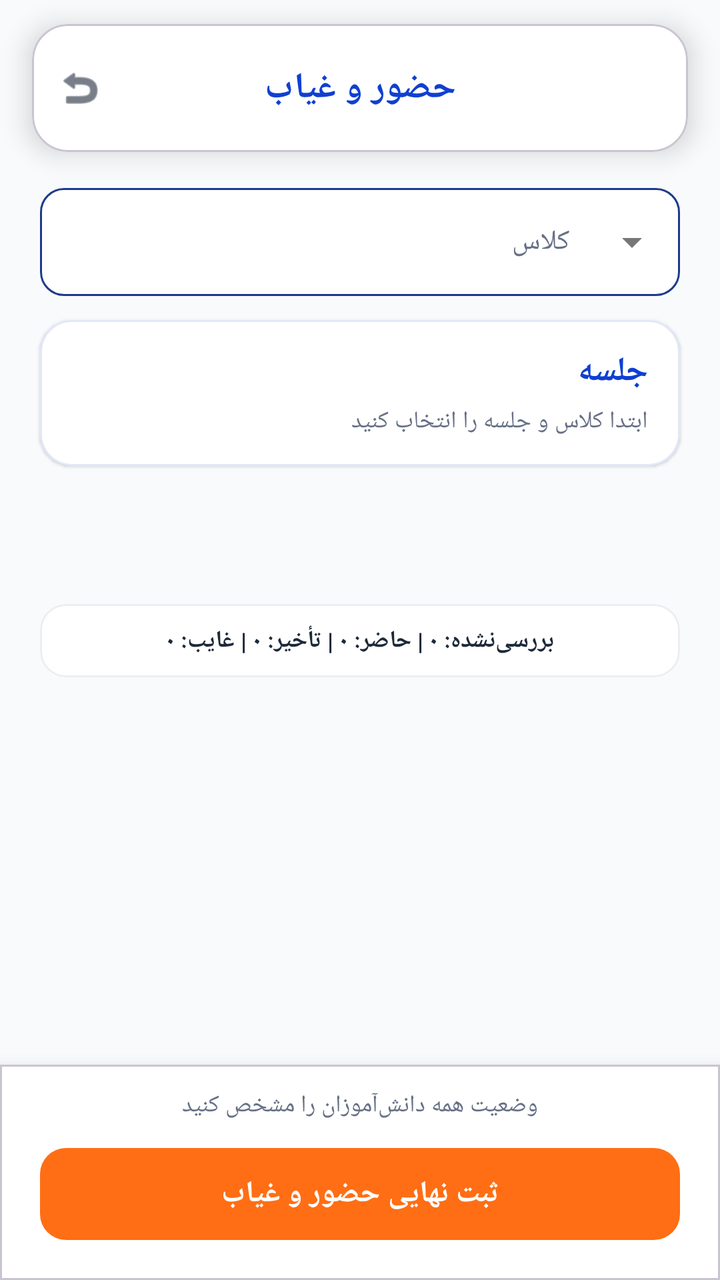
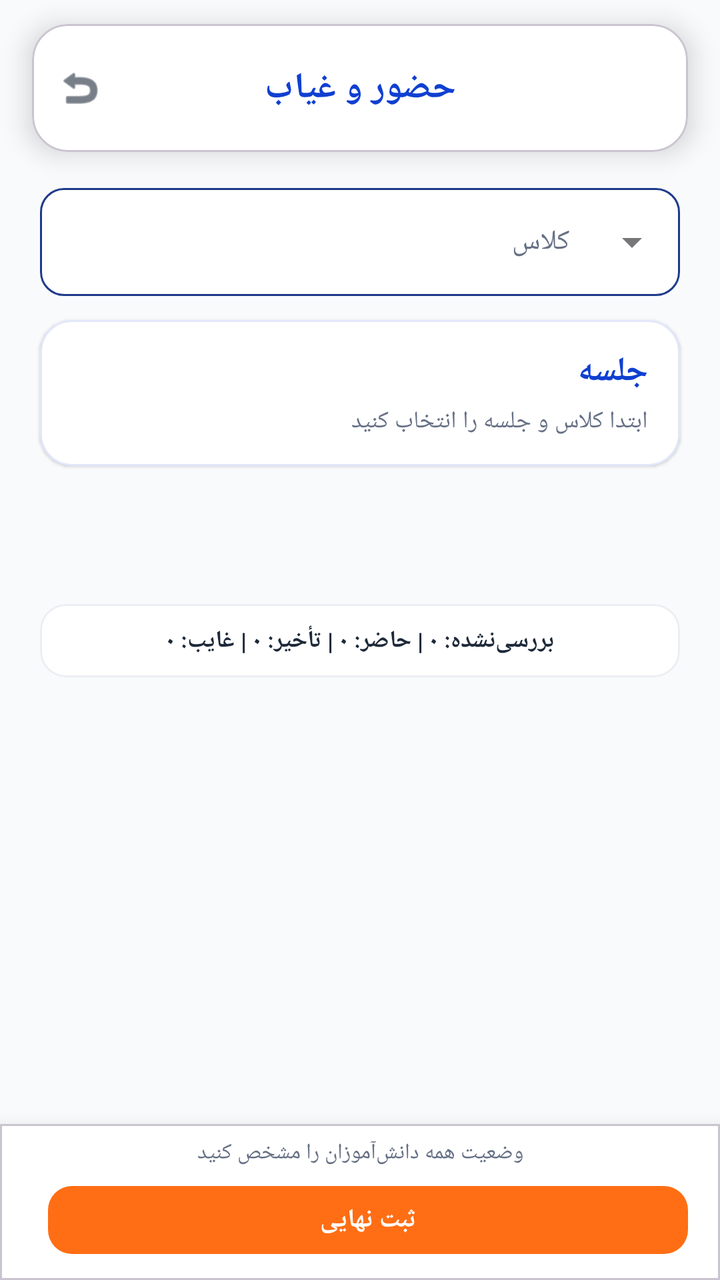

Two renders of the same Android screen: before a commit and after it. Below are the layout's source before the change and the commit's diff.
<!-- AndroidManifest.xml: application theme Theme.BB -->
<!-- res/layout/activity_attendance.xml -->
<?xml version="1.0" encoding="utf-8"?>
<androidx.constraintlayout.widget.ConstraintLayout
    xmlns:android="http://schemas.android.com/apk/res/android"
    xmlns:app="http://schemas.android.com/apk/res-auto"
    android:layout_width="match_parent"
    android:layout_height="match_parent"
    android:background="@drawable/app_global_background"
    android:fitsSystemWindows="true"
    android:layoutDirection="ltr">

    <com.google.android.material.card.MaterialCardView
        android:id="@+id/topBar"
        android:layout_width="0dp"
        android:layout_height="64dp"
        android:layout_marginStart="16dp"
        android:layout_marginTop="12dp"
        android:layout_marginEnd="16dp"
        app:cardBackgroundColor="@color/card_background"
        app:cardCornerRadius="18dp"
        app:cardElevation="8dp"
        app:layout_constraintEnd_toEndOf="parent"
        app:layout_constraintStart_toStartOf="parent"
        app:layout_constraintTop_toTopOf="parent">

        <androidx.constraintlayout.widget.ConstraintLayout
            android:layout_width="match_parent"
            android:layout_height="match_parent">

            <ImageView
                android:id="@+id/btnBack"
                android:layout_width="48dp"
                android:layout_height="48dp"
                android:contentDescription="بازگشت"
                android:padding="12dp"
                android:src="@android:drawable/ic_menu_revert"
                app:layout_constraintBottom_toBottomOf="parent"
                app:layout_constraintStart_toStartOf="parent"
                app:layout_constraintTop_toTopOf="parent"
                app:tint="@color/main_text" />

            <TextView
                android:layout_width="wrap_content"
                android:layout_height="wrap_content"
                android:text="حضور و غیاب"
                android:textColor="@color/title_blue"
                android:textDirection="rtl"
                android:textSize="18sp"
                android:textStyle="bold"
                app:layout_constraintBottom_toBottomOf="parent"
                app:layout_constraintEnd_toEndOf="parent"
                app:layout_constraintStart_toStartOf="parent"
                app:layout_constraintTop_toTopOf="parent" />

        </androidx.constraintlayout.widget.ConstraintLayout>
    </com.google.android.material.card.MaterialCardView>

    <com.google.android.material.textfield.TextInputLayout
        android:id="@+id/layoutClassSelector"
        style="@style/Widget.MaterialComponents.TextInputLayout.OutlinedBox.ExposedDropdownMenu"
        android:layout_width="0dp"
        android:layout_height="wrap_content"
        android:layout_marginStart="20dp"
        android:layout_marginTop="18dp"
        android:layout_marginEnd="20dp"
        app:boxBackgroundColor="@color/card_background"
        app:boxCornerRadiusBottomEnd="12dp"
        app:boxCornerRadiusBottomStart="12dp"
        app:boxCornerRadiusTopEnd="12dp"
        app:boxCornerRadiusTopStart="12dp"
        app:boxStrokeColor="@color/box_stroke_selector"
        app:hintEnabled="false"
        app:layout_constraintEnd_toEndOf="parent"
        app:layout_constraintStart_toStartOf="parent"
        app:layout_constraintTop_toBottomOf="@id/topBar">

        <com.google.android.material.textfield.MaterialAutoCompleteTextView
            android:id="@+id/spinnerClass"
            android:layout_width="match_parent"
            android:layout_height="54dp"
            android:background="@null"
            android:gravity="right|center_vertical"
            android:hint="انتخاب کلاس"
            android:inputType="none"
            android:paddingStart="16dp"
            android:paddingEnd="16dp"
            android:popupBackground="@color/card_background"
            android:textColor="@color/main_text"
            android:textColorHint="@color/sub_text"
            android:textDirection="firstStrong"
            android:textSize="14sp" />

    </com.google.android.material.textfield.TextInputLayout>

    <com.google.android.material.card.MaterialCardView
        android:id="@+id/cardSessionOverview"
        android:layout_width="0dp"
        android:layout_height="wrap_content"
        android:layout_marginStart="20dp"
        android:layout_marginTop="12dp"
        android:layout_marginEnd="20dp"
        app:cardBackgroundColor="@color/card_background"
        app:cardCornerRadius="16dp"
        app:cardElevation="1dp"
        app:layout_constraintEnd_toEndOf="parent"
        app:layout_constraintStart_toStartOf="parent"
        app:layout_constraintTop_toBottomOf="@id/layoutClassSelector"
        app:strokeColor="#1F1040D1"
        app:strokeWidth="1dp">

        <LinearLayout
            android:layout_width="match_parent"
            android:layout_height="wrap_content"
            android:layoutDirection="rtl"
            android:orientation="vertical"
            android:paddingStart="16dp"
            android:paddingTop="14dp"
            android:paddingEnd="16dp"
            android:paddingBottom="14dp">

            <TextView
                android:id="@+id/txtSessionTitle"
                android:layout_width="match_parent"
                android:layout_height="wrap_content"
                android:gravity="right"
                android:text="جلسه"
                android:textColor="@color/title_blue"
                android:textDirection="rtl"
                android:textSize="17sp"
                android:textStyle="bold" />

            <TextView
                android:id="@+id/txtSessionMeta"
                android:layout_width="match_parent"
                android:layout_height="wrap_content"
                android:layout_marginTop="5dp"
                android:gravity="right"
                android:lineSpacingExtra="2dp"
                android:text="ابتدا کلاس و جلسه را انتخاب کنید"
                android:textColor="@color/sub_text"
                android:textDirection="rtl"
                android:textSize="12sp" />

            <com.google.android.material.button.MaterialButton
                android:id="@+id/btnAttendanceDate"
                style="@style/Widget.MaterialComponents.Button.OutlinedButton"
                android:layout_width="match_parent"
                android:layout_height="44dp"
                android:layout_marginTop="11dp"
                android:gravity="center"
                android:text="تاریخ برگزاری"
                android:textAllCaps="false"
                android:visibility="gone"
                android:textDirection="rtl"
                android:textSize="13sp"
                app:cornerRadius="11dp"
                app:icon="@android:drawable/ic_menu_my_calendar"
                app:iconGravity="textStart" />

        </LinearLayout>
    </com.google.android.material.card.MaterialCardView>

    <HorizontalScrollView
        android:id="@+id/scrollSessions"
        android:layout_width="0dp"
        android:layout_height="54dp"
        android:layout_marginTop="10dp"
        android:clipToPadding="false"
        android:fillViewport="false"
        android:paddingStart="15dp"
        android:paddingEnd="15dp"
        android:scrollbars="none"
        app:layout_constraintEnd_toEndOf="parent"
        app:layout_constraintStart_toStartOf="parent"
        app:layout_constraintTop_toBottomOf="@id/cardSessionOverview">

        <LinearLayout
            android:id="@+id/containerSessions"
            android:layout_width="wrap_content"
            android:layout_height="match_parent"
            android:gravity="center_vertical"
            android:orientation="horizontal" />

    </HorizontalScrollView>

    <com.google.android.material.card.MaterialCardView
        android:id="@+id/cardLiveStats"
        android:layout_width="0dp"
        android:layout_height="wrap_content"
        android:layout_marginStart="20dp"
        android:layout_marginTop="5dp"
        android:layout_marginEnd="20dp"
        app:cardBackgroundColor="@color/card_background"
        app:cardCornerRadius="13dp"
        app:cardElevation="0dp"
        app:layout_constraintEnd_toEndOf="parent"
        app:layout_constraintStart_toStartOf="parent"
        app:layout_constraintTop_toBottomOf="@id/scrollSessions"
        app:strokeColor="#182B4E78"
        app:strokeWidth="1dp">

        <TextView
            android:id="@+id/txtLiveStats"
            android:layout_width="match_parent"
            android:layout_height="wrap_content"
            android:gravity="center"
            android:paddingStart="12dp"
            android:paddingTop="10dp"
            android:paddingEnd="12dp"
            android:paddingBottom="10dp"
            android:text="بررسی‌نشده: ۰ | حاضر: ۰ | تأخیر: ۰ | غایب: ۰"
            android:textColor="@color/main_text"
            android:textDirection="rtl"
            android:textSize="12sp"
            android:textStyle="bold" />

    </com.google.android.material.card.MaterialCardView>

    <androidx.recyclerview.widget.RecyclerView
        android:id="@+id/rvAttendance"
        android:layout_width="0dp"
        android:layout_height="0dp"
        android:layout_marginTop="4dp"
        android:clipToPadding="false"
        android:paddingTop="6dp"
        android:paddingBottom="12dp"
        app:layout_constraintBottom_toTopOf="@id/bottomPanel"
        app:layout_constraintEnd_toEndOf="parent"
        app:layout_constraintStart_toStartOf="parent"
        app:layout_constraintTop_toBottomOf="@id/cardLiveStats" />

    <TextView
        android:id="@+id/attendanceEmptyState"
        android:layout_width="0dp"
        android:layout_height="wrap_content"
        android:layout_marginStart="32dp"
        android:layout_marginEnd="32dp"
        android:gravity="center"
        android:lineSpacingExtra="4dp"
        android:text="در حال دریافت اطلاعات..."
        android:textColor="@color/sub_text"
        android:textDirection="rtl"
        android:textSize="14sp"
        android:visibility="gone"
        app:layout_constraintBottom_toTopOf="@id/bottomPanel"
        app:layout_constraintEnd_toEndOf="parent"
        app:layout_constraintStart_toStartOf="parent"
        app:layout_constraintTop_toBottomOf="@id/cardLiveStats" />

    <com.google.android.material.card.MaterialCardView
        android:id="@+id/bottomPanel"
        android:layout_width="0dp"
        android:layout_height="wrap_content"
        app:cardBackgroundColor="@color/card_background"
        app:cardCornerRadius="0dp"
        app:cardElevation="14dp"
        app:layout_constraintBottom_toBottomOf="parent"
        app:layout_constraintEnd_toEndOf="parent"
        app:layout_constraintStart_toStartOf="parent">

        <LinearLayout
            android:layout_width="match_parent"
            android:layout_height="wrap_content"
            android:orientation="vertical"
            android:paddingStart="20dp"
            android:paddingTop="12dp"
            android:paddingEnd="20dp"
            android:paddingBottom="16dp">

            <TextView
                android:id="@+id/txtMarkingHint"
                android:layout_width="match_parent"
                android:layout_height="wrap_content"
                android:gravity="center"
                android:text="وضعیت همه دانش‌آموزان را مشخص کنید"
                android:textColor="@color/sub_text"
                android:textDirection="rtl"
                android:textSize="12sp" />

            <com.google.android.material.button.MaterialButton
                android:id="@+id/btnExportAttendance"
                style="@style/Widget.MaterialComponents.Button.OutlinedButton"
                android:layout_width="match_parent"
                android:layout_height="50dp"
                android:layout_marginTop="9dp"
                android:text="خروجی اکسل کل جلسات"
                android:textAllCaps="false"
                android:textColor="@color/title_blue"
                android:textDirection="rtl"
                android:textSize="14sp"
                android:textStyle="bold"
                android:visibility="gone"
                app:cornerRadius="13dp"
                app:icon="@android:drawable/ic_menu_save"
                app:iconGravity="textStart"
                app:iconTint="@color/title_blue"
                app:strokeColor="@color/title_blue"
                app:strokeWidth="1dp" />

            <com.google.android.material.button.MaterialButton
                android:id="@+id/btnSaveAttendance"
                android:layout_width="match_parent"
                android:layout_height="54dp"
                android:layout_marginTop="9dp"
                android:enabled="false"
                android:text="ثبت نهایی حضور و غیاب"
                android:textAllCaps="false"
                android:textColor="@color/white"
                android:textDirection="rtl"
                android:textSize="15sp"
                android:textStyle="bold"
                app:backgroundTint="@color/brand_orange"
                app:cornerRadius="13dp" />

        </LinearLayout>
    </com.google.android.material.card.MaterialCardView>

    <com.google.android.material.progressindicator.CircularProgressIndicator
        android:id="@+id/progressAttendance"
        android:layout_width="48dp"
        android:layout_height="48dp"
        android:visibility="gone"
        app:indicatorColor="@color/brand_orange"
        app:layout_constraintBottom_toBottomOf="parent"
        app:layout_constraintEnd_toEndOf="parent"
        app:layout_constraintStart_toStartOf="parent"
        app:layout_constraintTop_toTopOf="parent"
        app:trackColor="#22FF6E14" />

</androidx.constraintlayout.widget.ConstraintLayout>
<!-- resources referenced by this layout -->
<resources>
  <color name="brand_orange">#FF6E14</color>
  <color name="card_background">#FFFFFF</color>
  <color name="main_text">#1D2939</color>
  <color name="sub_text">#667085</color>
  <color name="title_blue">#1040D1</color>
  <color name="white">#FFFFFFFF</color>
  <!-- drawable app_global_background (drawable) -->
  <?xml version="1.0" encoding="utf-8"?>
  <layer-list xmlns:android="http://schemas.android.com/apk/res/android">
      <item>
          <shape android:shape="rectangle">
              <solid android:color="#F8FAFC" />
          </shape>
      </item>
  </layer-list>
  <style name="Theme.BB" parent="Base.Theme.BB" />
  <style name="Base.Theme.BB" parent="Theme.Material3.DayNight.NoActionBar">
          <item name="android:windowBackground">@drawable/app_global_background</item>
  
          <item name="android:windowTranslucentStatus">false</item>
          <item name="android:windowDrawsSystemBarBackgrounds">true</item>
          <item name="android:statusBarColor">@android:color/transparent</item>
          <item name="android:navigationBarColor">@android:color/transparent</item>
  
          <item name="android:windowLightStatusBar">true</item>
      </style>
</resources>

<!-- the commit's change to res/layout/activity_attendance.xml (unified diff, before → after) -->
@@ -261,55 +261,72 @@
             android:layout_width="match_parent"
             android:layout_height="wrap_content"
             android:orientation="vertical"
-            android:paddingStart="20dp"
-            android:paddingTop="12dp"
-            android:paddingEnd="20dp"
-            android:paddingBottom="16dp">
+            android:paddingStart="16dp"
+            android:paddingTop="7dp"
+            android:paddingEnd="16dp"
+            android:paddingBottom="9dp">
 
             <TextView
                 android:id="@+id/txtMarkingHint"
                 android:layout_width="match_parent"
                 android:layout_height="wrap_content"
                 android:gravity="center"
+                android:maxLines="2"
                 android:text="وضعیت همه دانش‌آموزان را مشخص کنید"
                 android:textColor="@color/sub_text"
                 android:textDirection="rtl"
-                android:textSize="12sp" />
-
-            <com.google.android.material.button.MaterialButton
-                android:id="@+id/btnExportAttendance"
-                style="@style/Widget.MaterialComponents.Button.OutlinedButton"
-                android:layout_width="match_parent"
-                android:layout_height="50dp"
-                android:layout_marginTop="9dp"
-                android:text="خروجی اکسل کل جلسات"
-                android:textAllCaps="false"
-                android:textColor="@color/title_blue"
-                android:textDirection="rtl"
-                android:textSize="14sp"
-                android:textStyle="bold"
-                android:visibility="gone"
-                app:cornerRadius="13dp"
-                app:icon="@android:drawable/ic_menu_save"
-                app:iconGravity="textStart"
-                app:iconTint="@color/title_blue"
-                app:strokeColor="@color/title_blue"
-                app:strokeWidth="1dp" />
-
-            <com.google.android.material.button.MaterialButton
-                android:id="@+id/btnSaveAttendance"
-                android:layout_width="match_parent"
-                android:layout_height="54dp"
-                android:layout_marginTop="9dp"
-                android:enabled="false"
-                android:text="ثبت نهایی حضور و غیاب"
-                android:textAllCaps="false"
-                android:textColor="@color/white"
-                android:textDirection="rtl"
-                android:textSize="15sp"
-                android:textStyle="bold"
-                app:backgroundTint="@color/brand_orange"
-                app:cornerRadius="13dp" />
+                android:textSize="11sp" />
+
+            <LinearLayout
+                android:layout_width="match_parent"
+                android:layout_height="wrap_content"
+                android:layout_marginTop="5dp"
+                android:gravity="center_vertical"
+                android:orientation="horizontal">
+
+                <com.google.android.material.button.MaterialButton
+                    android:id="@+id/btnExportAttendance"
+                    style="@style/Widget.MaterialComponents.Button.OutlinedButton"
+                    android:layout_width="wrap_content"
+                    android:layout_height="40dp"
+                    android:minWidth="48dp"
+                    android:paddingStart="10dp"
+                    android:paddingEnd="10dp"
+                    android:text="اکسل"
+                    android:textAllCaps="false"
+                    android:textColor="@color/title_blue"
+                    android:textDirection="rtl"
+                    android:textSize="12sp"
+                    android:visibility="gone"
+                    app:cornerRadius="12dp"
+                    app:icon="@android:drawable/ic_menu_save"
+                    app:iconGravity="textStart"
+                    app:iconPadding="5dp"
+                    app:iconSize="17dp"
+                    app:iconTint="@color/title_blue"
+                    app:strokeColor="@color/title_blue"
+                    app:strokeWidth="1dp" />
+
+                <Space
+                    android:layout_width="8dp"
+                    android:layout_height="1dp" />
+
+                <com.google.android.material.button.MaterialButton
+                    android:id="@+id/btnSaveAttendance"
+                    android:layout_width="0dp"
+                    android:layout_height="42dp"
+                    android:layout_weight="1"
+                    android:enabled="false"
+                    android:text="ثبت نهایی"
+                    android:textAllCaps="false"
+                    android:textColor="@color/white"
+                    android:textDirection="rtl"
+                    android:textSize="13sp"
+                    android:textStyle="bold"
+                    app:backgroundTint="@color/brand_orange"
+                    app:cornerRadius="12dp" />
+
+            </LinearLayout>
 
         </LinearLayout>
     </com.google.android.material.card.MaterialCardView>
